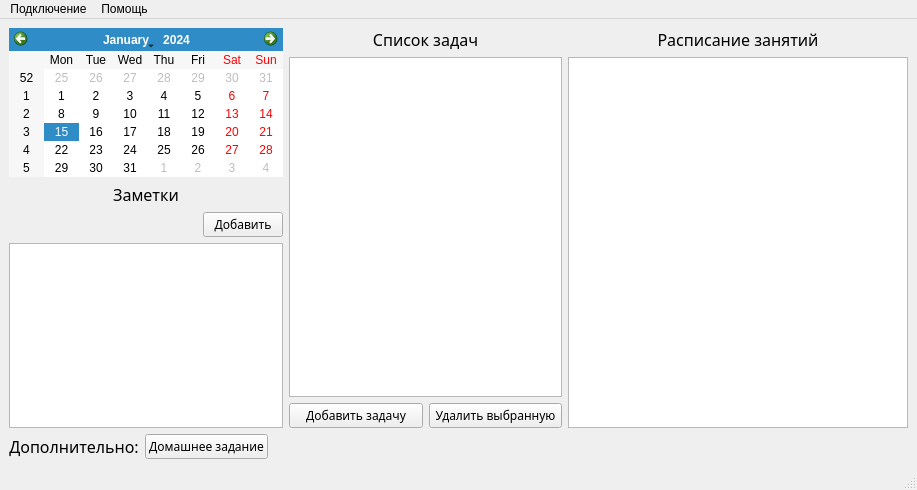
The window that organaiser_test.ui (YoungTeurus/Organiser_Qt) describes before a commit, drawn with Qt 5.
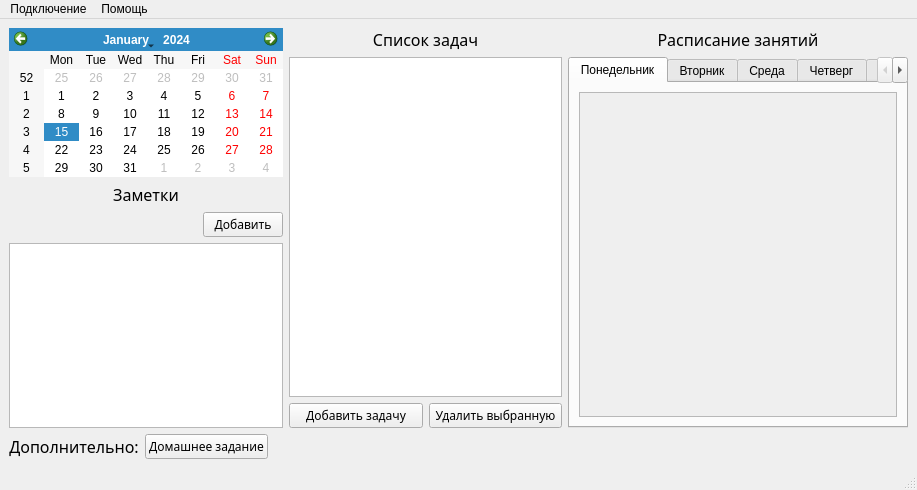
The same window after the commit.

Commit message: Расписание

Diff of the .ui file:
```diff
--- a/organaiser_test.ui
+++ b/organaiser_test.ui
@@ -94,7 +94,107 @@
        </widget>
       </item>
       <item>
-       <widget class="QTableWidget" name="schedule_table"/>
+       <widget class="QTabWidget" name="tabWidget">
+        <property name="tabPosition">
+         <enum>QTabWidget::North</enum>
+        </property>
+        <property name="currentIndex">
+         <number>0</number>
+        </property>
+        <property name="tabsClosable">
+         <bool>false</bool>
+        </property>
+        <property name="tabBarAutoHide">
+         <bool>false</bool>
+        </property>
+        <widget class="QWidget" name="tab">
+         <attribute name="title">
+          <string>Понедельник</string>
+         </attribute>
+         <layout class="QVBoxLayout" name="verticalLayout_5">
+          <item>
+           <widget class="QTableWidget" name="schedule_table_1">
+            <property name="enabled">
+             <bool>false</bool>
+            </property>
+            <property name="sizeAdjustPolicy">
+             <enum>QAbstractScrollArea::AdjustToContents</enum>
+            </property>
+           </widget>
+          </item>
+         </layout>
+        </widget>
+        <widget class="QWidget" name="tab_2">
+         <attribute name="title">
+          <string>Вторник</string>
+         </attribute>
+         <layout class="QVBoxLayout" name="verticalLayout_6">
+          <item>
+           <widget class="QTableWidget" name="schedule_table_2">
+            <property name="enabled">
+             <bool>false</bool>
+            </property>
+           </widget>
+          </item>
+         </layout>
+        </widget>
+        <widget class="QWidget" name="tab_3">
+         <attribute name="title">
+          <string>Среда</string>
+         </attribute>
+         <layout class="QVBoxLayout" name="verticalLayout_10">
+          <item>
+           <widget class="QTableWidget" name="schedule_table_3">
+            <property name="enabled">
+             <bool>false</bool>
+            </property>
+           </widget>
+          </item>
+         </layout>
+        </widget>
+        <widget class="QWidget" name="tab_4">
+         <attribute name="title">
+          <string>Четверг</string>
+         </attribute>
+         <layout class="QVBoxLayout" name="verticalLayout_9">
+          <item>
+           <widget class="QTableWidget" name="schedule_table_4">
+            <property name="enabled">
+             <bool>false</bool>
+            </property>
+           </widget>
+          </item>
+         </layout>
+        </widget>
+        <widget class="QWidget" name="tab_5">
+         <attribute name="title">
+          <string>Пятница</string>
+         </attribute>
+         <layout class="QVBoxLayout" name="verticalLayout_8">
+          <item>
+           <widget class="QTableWidget" name="schedule_table_5">
+            <property name="enabled">
+             <bool>false</bool>
+            </property>
+           </widget>
+          </item>
+         </layout>
+        </widget>
+        <widget class="QWidget" name="tab_6">
+         <attribute name="title">
+          <string>Суббота</string>
+         </attribute>
+         <layout class="QVBoxLayout" name="verticalLayout_7">
+          <item>
+           <widget class="QTableWidget" name="schedule_table_6">
+            <property name="enabled">
+             <bool>false</bool>
+            </property>
+           </widget>
+          </item>
+         </layout>
+        </widget>
+       </widget>
       </item>
       <item>
        <spacer name="horizontalSpacer">
```
The commit also changes 2 other files.
